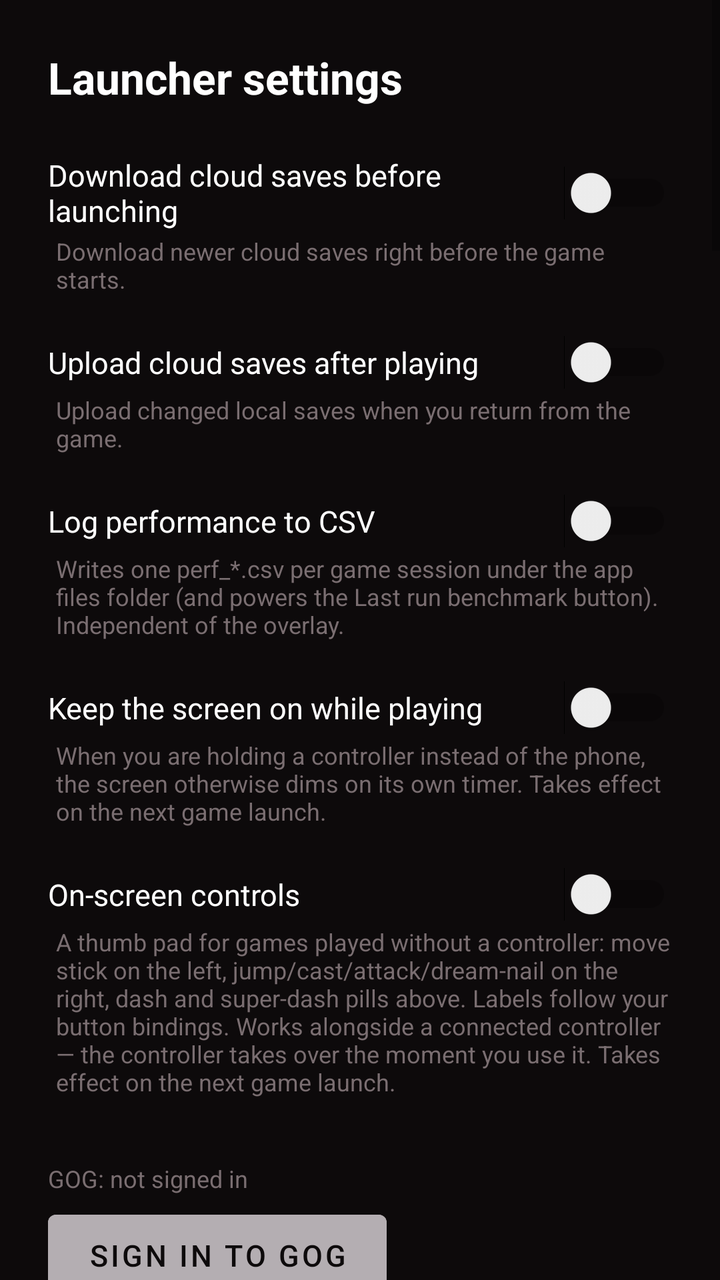
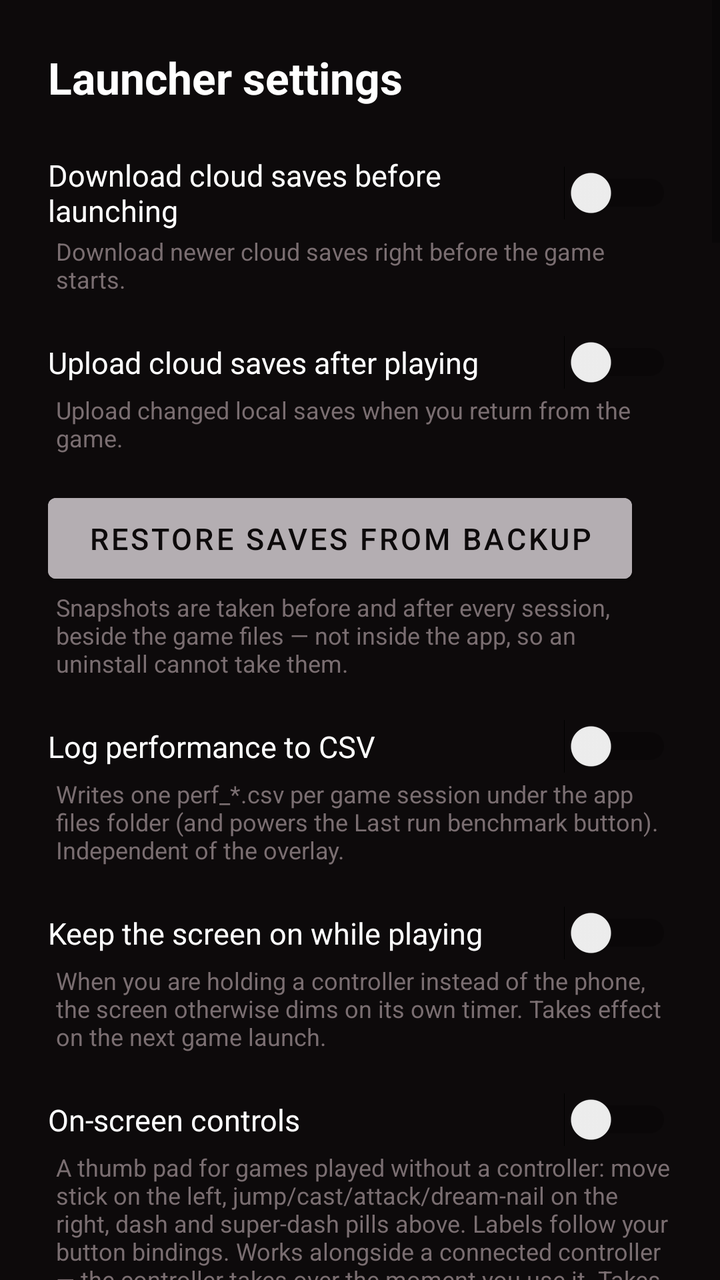

Two renders of the same Android screen: before a commit and after it. Below are the layout's source before the change and the commit's diff.
<!-- AndroidManifest.xml: fallback theme Theme.MaterialComponents.DayNight.NoActionBar -->
<!-- res/layout/activity_settings.xml -->
<?xml version="1.0" encoding="utf-8"?>
<ScrollView xmlns:android="http://schemas.android.com/apk/res/android"
    android:layout_width="match_parent"
    android:layout_height="match_parent"
    android:background="@color/surface"
    android:fillViewport="true">

<LinearLayout
    android:layout_width="match_parent"
    android:layout_height="wrap_content"
    android:orientation="vertical"
    android:padding="24dp">

    <TextView
        android:layout_width="wrap_content"
        android:layout_height="wrap_content"
        android:text="@string/settings_title"
        android:textColor="@color/text_primary"
        android:textSize="22sp"
        android:textStyle="bold"
        android:layout_marginBottom="20dp" />

    <Switch
        android:id="@+id/sw_auto_pull"
        android:layout_width="match_parent"
        android:layout_height="wrap_content"
        android:text="@string/settings_auto_pull"
        android:textColor="@color/text_primary"
        android:textSize="15sp"
        android:layout_marginTop="4dp"
        android:layout_marginBottom="2dp" />

    <TextView
        android:layout_width="match_parent"
        android:layout_height="wrap_content"
        android:text="@string/settings_auto_pull_subtitle"
        android:textColor="@color/text_dim"
        android:textSize="12sp"
        android:layout_marginBottom="16dp"
        android:layout_marginStart="4dp" />

    <Switch
        android:id="@+id/sw_auto_push"
        android:layout_width="match_parent"
        android:layout_height="wrap_content"
        android:text="@string/settings_auto_push"
        android:textColor="@color/text_primary"
        android:textSize="15sp"
        android:layout_marginTop="4dp"
        android:layout_marginBottom="2dp" />

    <TextView
        android:layout_width="match_parent"
        android:layout_height="wrap_content"
        android:text="@string/settings_auto_push_subtitle"
        android:textColor="@color/text_dim"
        android:textSize="12sp"
        android:layout_marginBottom="16dp"
        android:layout_marginStart="4dp" />

    <Switch
        android:id="@+id/sw_perf_log"
        android:layout_width="match_parent"
        android:layout_height="wrap_content"
        android:text="@string/settings_perf_log"
        android:textColor="@color/text_primary"
        android:textSize="15sp"
        android:layout_marginTop="4dp"
        android:layout_marginBottom="2dp" />

    <TextView
        android:layout_width="match_parent"
        android:layout_height="wrap_content"
        android:text="@string/settings_perf_log_subtitle"
        android:textColor="@color/text_dim"
        android:textSize="12sp"
        android:layout_marginBottom="16dp"
        android:layout_marginStart="4dp" />

    <Switch
        android:id="@+id/sw_keep_screen_on"
        android:layout_width="match_parent"
        android:layout_height="wrap_content"
        android:text="@string/settings_keep_screen_on"
        android:textColor="@color/text_primary"
        android:textSize="15sp"
        android:layout_marginTop="4dp"
        android:layout_marginBottom="2dp" />

    <TextView
        android:layout_width="match_parent"
        android:layout_height="wrap_content"
        android:text="@string/settings_keep_screen_on_subtitle"
        android:textColor="@color/text_dim"
        android:textSize="12sp"
        android:layout_marginBottom="16dp"
        android:layout_marginStart="4dp" />

    <Switch
        android:id="@+id/sw_touch_overlay"
        android:layout_width="match_parent"
        android:layout_height="wrap_content"
        android:text="@string/settings_touch_overlay"
        android:textColor="@color/text_primary"
        android:textSize="15sp"
        android:layout_marginTop="4dp"
        android:layout_marginBottom="2dp" />

    <TextView
        android:layout_width="match_parent"
        android:layout_height="wrap_content"
        android:text="@string/settings_touch_overlay_subtitle"
        android:textColor="@color/text_dim"
        android:textSize="12sp"
        android:layout_marginBottom="16dp"
        android:layout_marginStart="4dp" />

    <TextView
        android:id="@+id/tv_gog_status"
        android:layout_width="match_parent"
        android:layout_height="wrap_content"
        android:text="@string/settings_gog_signed_out"
        android:textColor="@color/text_dim"
        android:textSize="12sp"
        android:layout_marginTop="16dp"
        android:layout_marginBottom="4dp" />

    <Button
        android:id="@+id/btn_gog_auth"
        android:layout_width="wrap_content"
        android:layout_height="wrap_content"
        android:text="@string/settings_gog_sign_in"
        android:textSize="15sp"
        android:textColor="@color/text_on_control"
        android:backgroundTint="@color/surface_control"
        android:paddingStart="20dp"
        android:paddingEnd="20dp"
        android:paddingTop="10dp"
        android:paddingBottom="10dp"
        android:minHeight="0dp" />

    <TextView
        android:layout_width="match_parent"
        android:layout_height="wrap_content"
        android:text="@string/settings_gog_subtitle"
        android:textColor="@color/text_dim"
        android:textSize="12sp"
        android:layout_marginBottom="16dp"
        android:layout_marginStart="4dp" />

    <Switch
        android:id="@+id/sw_gog_pull"
        android:layout_width="match_parent"
        android:layout_height="wrap_content"
        android:text="@string/settings_gog_pull"
        android:textColor="@color/text_primary"
        android:textSize="15sp"
        android:layout_marginTop="4dp"
        android:layout_marginBottom="2dp" />

    <TextView
        android:layout_width="match_parent"
        android:layout_height="wrap_content"
        android:text="@string/settings_gog_pull_subtitle"
        android:textColor="@color/text_dim"
        android:textSize="12sp"
        android:layout_marginBottom="16dp"
        android:layout_marginStart="4dp" />

    <Switch
        android:id="@+id/sw_gog_push"
        android:layout_width="match_parent"
        android:layout_height="wrap_content"
        android:text="@string/settings_gog_push"
        android:textColor="@color/text_primary"
        android:textSize="15sp"
        android:layout_marginTop="4dp"
        android:layout_marginBottom="2dp" />

    <TextView
        android:layout_width="match_parent"
        android:layout_height="wrap_content"
        android:text="@string/settings_gog_push_subtitle"
        android:textColor="@color/text_dim"
        android:textSize="12sp"
        android:layout_marginBottom="16dp"
        android:layout_marginStart="4dp" />

    <Switch
        android:id="@+id/sw_skip_intro"
        android:layout_width="match_parent"
        android:layout_height="wrap_content"
        android:text="@string/settings_skip_intro"
        android:textColor="@color/text_primary"
        android:textSize="15sp"
        android:layout_marginTop="4dp"
        android:layout_marginBottom="2dp" />

    <TextView
        android:layout_width="match_parent"
        android:layout_height="wrap_content"
        android:text="@string/settings_skip_intro_subtitle"
        android:textColor="@color/text_dim"
        android:textSize="12sp"
        android:layout_marginBottom="16dp"
        android:layout_marginStart="4dp" />

    <Switch
        android:id="@+id/sw_perf_overlay"
        android:layout_width="match_parent"
        android:layout_height="wrap_content"
        android:text="@string/settings_perf_overlay"
        android:textColor="@color/text_primary"
        android:textSize="15sp"
        android:layout_marginTop="4dp"
        android:layout_marginBottom="2dp" />

    <TextView
        android:layout_width="match_parent"
        android:layout_height="wrap_content"
        android:text="@string/settings_perf_overlay_subtitle"
        android:textColor="@color/text_dim"
        android:textSize="12sp"
        android:layout_marginBottom="16dp"
        android:layout_marginStart="4dp" />

    

    <Switch
        android:id="@+id/sw_dual_screen"
        android:layout_width="match_parent"
        android:layout_height="wrap_content"
        android:text="@string/settings_dual_screen"
        android:textColor="@color/text_primary"
        android:textSize="15sp"
        android:layout_marginTop="4dp"
        android:layout_marginBottom="2dp" />

    <TextView
        android:layout_width="match_parent"
        android:layout_height="wrap_content"
        android:text="@string/settings_dual_screen_subtitle"
        android:textColor="@color/text_dim"
        android:textSize="12sp"
        android:layout_marginBottom="16dp"
        android:layout_marginStart="4dp" />

    <Switch
        android:id="@+id/sw_show_top_hud"
        android:layout_width="match_parent"
        android:layout_height="wrap_content"
        android:text="@string/settings_show_top_hud"
        android:textColor="@color/text_primary"
        android:textSize="15sp"
        android:layout_marginTop="4dp"
        android:layout_marginBottom="2dp"
        android:layout_marginStart="16dp" />

    <TextView
        android:layout_width="match_parent"
        android:layout_height="wrap_content"
        android:text="@string/settings_show_top_hud_subtitle"
        android:textColor="@color/text_dim"
        android:textSize="12sp"
        android:layout_marginBottom="16dp"
        android:layout_marginStart="20dp" />

    

    <Switch
        android:id="@+id/sw_wide_aspect"
        android:layout_width="match_parent"
        android:layout_height="wrap_content"
        android:text="@string/settings_wide_aspect"
        android:textColor="@color/text_primary"
        android:textSize="15sp"
        android:layout_marginTop="4dp"
        android:layout_marginBottom="2dp" />

    <TextView
        android:layout_width="match_parent"
        android:layout_height="wrap_content"
        android:text="@string/settings_wide_aspect_subtitle"
        android:textColor="@color/text_dim"
        android:textSize="12sp"
        android:layout_marginBottom="24dp"
        android:layout_marginStart="4dp" />

    

    <View
        android:layout_width="match_parent"
        android:layout_height="1dp"
        android:background="@color/text_dim"
        android:alpha="0.3"
        android:layout_marginBottom="16dp" />

    <LinearLayout
        android:layout_width="match_parent"
        android:layout_height="wrap_content"
        android:orientation="horizontal"
        android:gravity="center_vertical">

        <Button
            android:id="@+id/btn_clear_build"
            android:layout_width="wrap_content"
            android:layout_height="wrap_content"
            android:text="@string/settings_clear_build"
            android:textSize="15sp"
            android:textColor="@color/text_primary"
            android:backgroundTint="@color/hornet_red_dim"
            android:paddingStart="20dp"
            android:paddingEnd="20dp"
            android:paddingTop="10dp"
            android:paddingBottom="10dp"
            android:minHeight="0dp" />

    <Button
        android:id="@+id/btn_last_benchmark"
        android:layout_width="wrap_content"
        android:layout_height="wrap_content"
        android:text="@string/settings_last_benchmark"
        android:textSize="15sp"
        android:textColor="@color/text_on_control"
        android:backgroundTint="@color/surface_control"
        android:paddingStart="20dp"
        android:paddingEnd="20dp"
        android:paddingTop="10dp"
        android:paddingBottom="10dp"
        android:minHeight="0dp"
        android:layout_marginTop="16dp" />

    <TextView
        android:layout_width="match_parent"
        android:layout_height="wrap_content"
        android:text="@string/settings_last_benchmark_hint"
        android:textColor="@color/text_dim"
        android:textSize="12sp"
        android:layout_marginBottom="16dp"
        android:layout_marginStart="4dp" />

        <Button
            android:id="@+id/btn_settings_logs"
            android:layout_width="wrap_content"
            android:layout_height="wrap_content"
            android:text="@string/action_logs"
            android:textSize="15sp"
            android:textColor="@color/text_on_control"
            android:backgroundTint="@color/surface_control"
            android:paddingStart="20dp"
            android:paddingEnd="20dp"
            android:paddingTop="10dp"
            android:paddingBottom="10dp"
            android:minHeight="0dp"
            android:layout_marginStart="10dp" />
    </LinearLayout>

    <TextView
        android:layout_width="match_parent"
        android:layout_height="wrap_content"
        android:text="@string/settings_clear_build_subtitle"
        android:textColor="@color/text_dim"
        android:textSize="12sp"
        android:layout_marginTop="6dp"
        android:layout_marginBottom="24dp"
        android:layout_marginStart="4dp" />

    <Button
        android:id="@+id/btn_settings_pad"
        android:layout_width="wrap_content"
        android:layout_height="wrap_content"
        android:text="On-screen pad"
        android:textSize="15sp"
        android:textColor="@color/text_on_control"
        android:backgroundTint="@color/surface_control"
        android:paddingStart="20dp"
        android:paddingEnd="20dp"
        android:paddingTop="10dp"
        android:paddingBottom="10dp"
        android:minHeight="0dp"
        android:layout_gravity="start"
        android:layout_marginStart="10dp"
        android:layout_marginBottom="10dp" />

    <Button
        android:id="@+id/btn_settings_back"
        android:layout_width="wrap_content"
        android:layout_height="wrap_content"
        android:layout_gravity="end"
        android:text="@string/settings_back"
        android:textSize="14sp"
        android:paddingTop="6dp"
        android:paddingBottom="6dp"
        android:minHeight="0dp" />
</LinearLayout>
</ScrollView>
<!-- resources referenced by this layout -->
<resources>
  <color name="hornet_red_dim">#5A252F</color>
  <color name="surface">#0D0A0B</color>
  <color name="surface_control">#B4AEB2</color>
  <color name="text_dim">#7A6E71</color>
  <color name="text_on_control">#0D0A0B</color>
  <color name="text_primary">#FFFFFF</color>
  <string name="action_logs">View logs</string>
  <string name="settings_auto_pull">Download cloud saves before launching</string>
  <string name="settings_auto_pull_subtitle">Download newer cloud saves right before the game starts.</string>
  <string name="settings_auto_push">Upload cloud saves after playing</string>
  <string name="settings_auto_push_subtitle">Upload changed local saves when you return from the game.</string>
  <string name="settings_back">Back</string>
  <string name="settings_clear_build">Reset and re-port</string>
  <string name="settings_clear_build_subtitle">Delete the ported game and every setting, then build it again. Your saves and your Steam sign-in are kept.</string>
  <string name="settings_dual_screen">Dual screen</string>
  <string name="settings_gog_pull">Pull GOG cloud saves before launching</string>
  <string name="settings_gog_pull_subtitle">The launcher checks the cloud right before the game starts and only downloads files that are newer there. Conflicts ask first.</string>
  <string name="settings_gog_push">Push saves to GOG after playing</string>
  <string name="settings_gog_push_subtitle">When you return from the game, changed save files are uploaded once. Conflicts ask first. Backup (.bak) files never sync.</string>
  <string name="settings_gog_sign_in">Sign in to GOG</string>
  <string name="settings_gog_signed_out">GOG: not signed in</string>
  <string name="settings_gog_subtitle">Cloud saves for depots downloaded from a GOG-owned copy of the game. Off by default; saving to the cloud only happens when you turn these on.</string>
  <string name="settings_keep_screen_on">Keep the screen on while playing</string>
  <string name="settings_keep_screen_on_subtitle">When you are holding a controller instead of the phone, the screen otherwise dims on its own timer. Takes effect on the next game launch.</string>
  <string name="settings_last_benchmark">Last run benchmark</string>
  <string name="settings_last_benchmark_hint">Reads the summary line the game wrote when its last session ended. Enable Perf log above for the runs you want to compare.</string>
  <string name="settings_perf_log">Log performance to CSV</string>
  <string name="settings_perf_log_subtitle">Writes one perf_*.csv per game session under the app files folder (and powers the Last run benchmark button). Independent of the overlay.</string>
  <string name="settings_perf_overlay">Show in-game perf overlay</string>
  <string name="settings_perf_overlay_subtitle">Top-right overlay with FPS, CPU and GPU load, RAM, and battery level and drain.</string>
  <string name="settings_show_top_hud">Show health HUD on top screen</string>
  <string name="settings_show_top_hud_subtitle">In dual-screen mode, health, silk and equipped tool/skill icons stay on the second screen. Also show them on the main screen, starting next game launch.</string>
  <string name="settings_skip_intro">Skip intro on startup</string>
  <string name="settings_skip_intro_subtitle">Skip the studio logos and opening quote and go straight to the main menu.</string>
  <string name="settings_title">Launcher settings</string>
  <string name="settings_touch_overlay">On-screen controls</string>
  <string name="settings_wide_aspect">Unlock aspect ratio</string>
  <string name="settings_wide_aspect_subtitle">Removes the black bars on screens that are not 16:9, but can lead to some strange visuals.</string>
  <!-- unchanged entries left out for length: 2 -->
</resources>

<!-- the commit's change to res/layout/activity_settings.xml (unified diff, before → after) -->
@@ -53,6 +53,29 @@
         android:layout_width="match_parent"
         android:layout_height="wrap_content"
         android:text="@string/settings_auto_push_subtitle"
+        android:textColor="@color/text_dim"
+        android:textSize="12sp"
+        android:layout_marginBottom="16dp"
+        android:layout_marginStart="4dp" />
+
+    <Button
+        android:id="@+id/btn_restore_saves"
+        android:layout_width="wrap_content"
+        android:layout_height="wrap_content"
+        android:text="@string/settings_restore_saves"
+        android:textSize="15sp"
+        android:textColor="@color/text_on_control"
+        android:backgroundTint="@color/surface_control"
+        android:paddingStart="20dp"
+        android:paddingEnd="20dp"
+        android:paddingTop="10dp"
+        android:paddingBottom="10dp"
+        android:minHeight="0dp" />
+
+    <TextView
+        android:layout_width="match_parent"
+        android:layout_height="wrap_content"
+        android:text="@string/settings_restore_saves_subtitle"
         android:textColor="@color/text_dim"
         android:textSize="12sp"
         android:layout_marginBottom="16dp"
<!-- resource entries referenced after the edit -->
@@ -30,6 +30,8 @@
   <string name="settings_perf_log_subtitle">Writes one perf_*.csv per game session under the app files folder (and powers the Last run benchmark button). Independent of the overlay.</string>
   <string name="settings_perf_overlay">Show in-game perf overlay</string>
   <string name="settings_perf_overlay_subtitle">Top-right overlay with FPS, CPU and GPU load, RAM, and battery level and drain.</string>
+  <string name="settings_restore_saves">Restore saves from backup</string>
+  <string name="settings_restore_saves_subtitle">Snapshots are taken before and after every session, beside the game files — not inside the app, so an uninstall cannot take them.</string>
   <string name="settings_show_top_hud">Show health HUD on top screen</string>
   <string name="settings_show_top_hud_subtitle">In dual-screen mode, health, silk and equipped tool/skill icons stay on the second screen. Also show them on the main screen, starting next game launch.</string>
   <string name="settings_skip_intro">Skip intro on startup</string>
